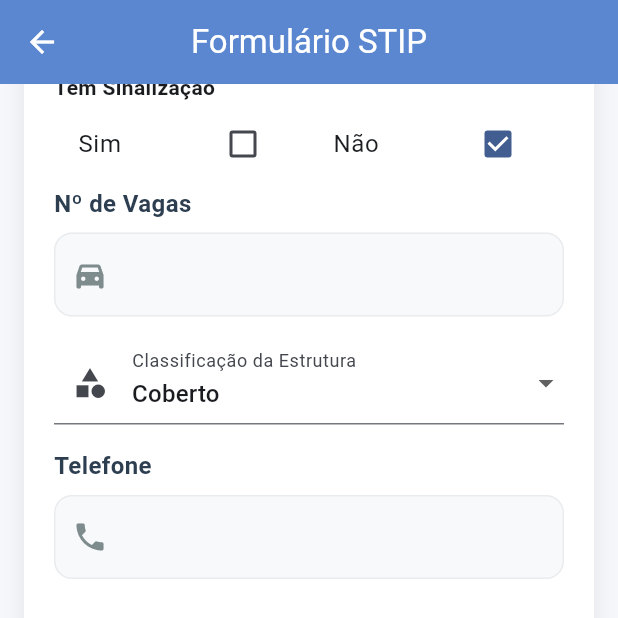
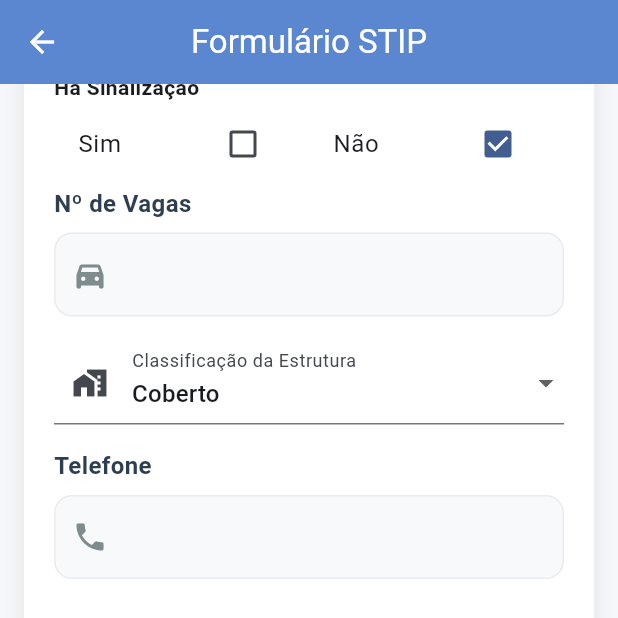
Before and after one commit to adalbertocarv/ponto_taxi_df, a Flutter app: the FormularioSTIP screen opened directly with empty values, scrolled down 576 dp, on a phone screen of 412 x 824 dp, the top half of it. Run offline on Flutter 3.47's test engine with Material 3 defaults, Android fonts, the phone set to English and light mode, and no system bars; our stand-ins replace audioplayers, curved_navigation_bar, flutter_map, flutter_speed_dial, geolocator, image_picker and 2 more; missing offline and left inert: flutter_confetti; accounts and stored records are empty; statements that could not run were skipped.

Commit message:
-correções pontuais: ºicon ºWithValues ºTexto corrigido

```diff
--- a/lib/views/widgets/formulario/secoes_formulario/formulario_section.dart
+++ b/lib/views/widgets/formulario/secoes_formulario/formulario_section.dart
@@ -60,7 +60,7 @@ class FormularioSection extends StatelessWidget {
         borderRadius: BorderRadius.circular(16),
         boxShadow: [
           BoxShadow(
-            color: Colors.black.withOpacity(0.08),
+            color: Colors.black.withValues(alpha: 0.08),
             blurRadius: 12,
             offset: const Offset(0, 4),
           ),
@@ -107,7 +107,7 @@ class FormularioSection extends StatelessWidget {
           ),
 
           const SizedBox(height: 8),
-          Text('Tem Sinalização', style: TextStyle(fontWeight: FontWeight.w600)),
+          Text('Há Sinalização', style: TextStyle(fontWeight: FontWeight.w600)),
           Row(
             children: [
               Expanded(
@@ -145,7 +145,7 @@ class FormularioSection extends StatelessWidget {
             value: classificacaoEstrutura,
             decoration: const InputDecoration(
               labelText: 'Classificação da Estrutura',
-              prefixIcon: Icon(Icons.category),
+              prefixIcon: Icon(Icons.home_work),
             ),
             items: ['Coberto', 'Descoberto', 'Parcial']
                 .map((e) => DropdownMenuItem(value: e, child: Text(e)))
```
